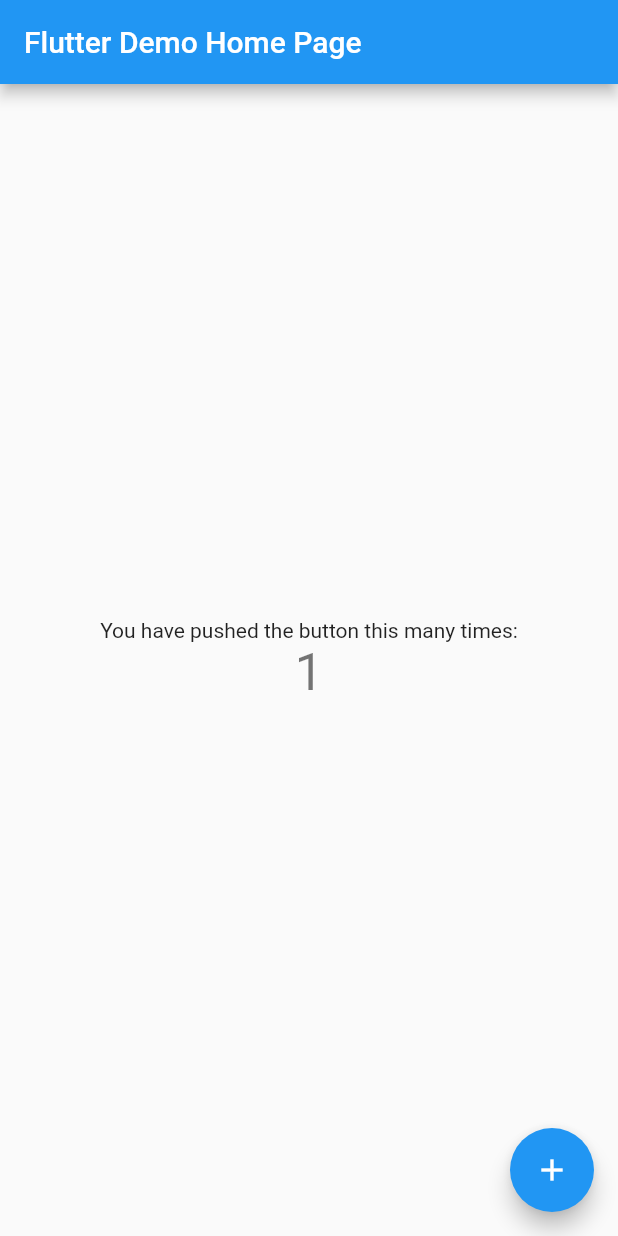
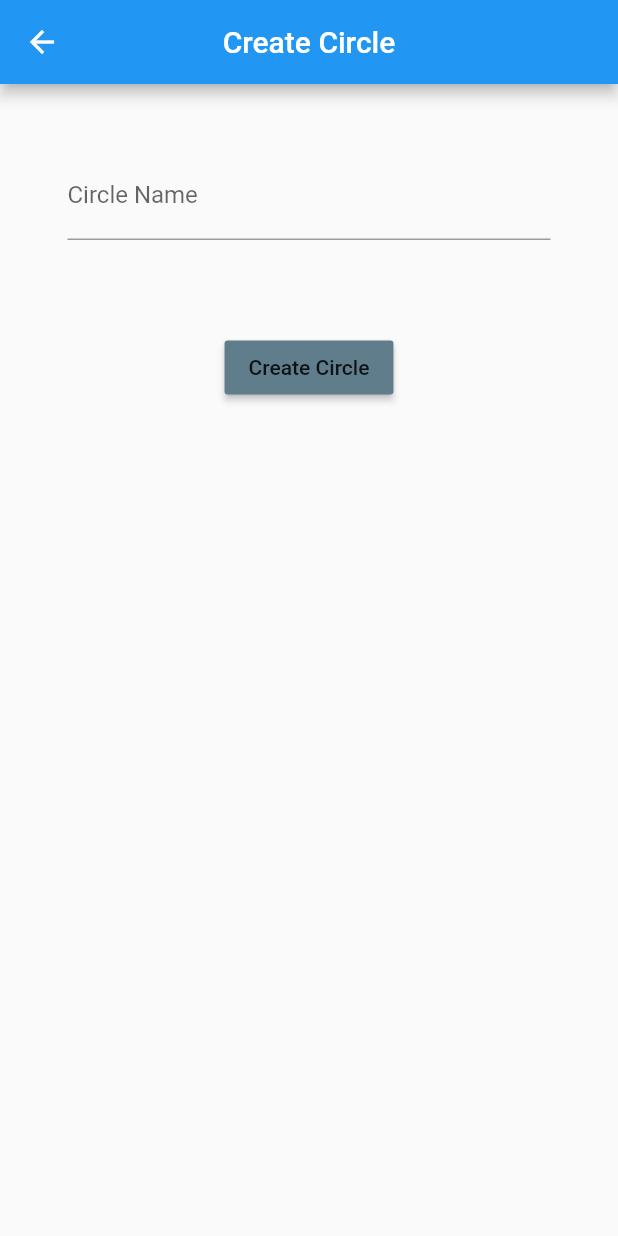
Before and after one commit to ClubEmeritus/subscriptionshare, a Flutter app: the screen it shows after launch, after a tap on the "add" icon, on a phone screen of 412 x 824 dp. Run offline on Flutter 3.47's test engine with Material 2 defaults, Android fonts, the phone set to English and light mode, and no system bars.

Commit message:
Initial Commit | Create Circle
1. Create circle initial commit
2. added google-service.json

```diff
--- /dev/null
+++ b/lib/createCircle.dart
@@ -0,0 +1,59 @@
+import 'package:flutter/material.dart';
+import 'package:flutter/widgets.dart';
+
+class CreateCircle extends StatelessWidget {
+  @override
+  Widget build(BuildContext context) {
+    return Scaffold(
+      appBar: AppBar(centerTitle: true, title: Text('Create Circle')),
+      body: CircleCreationForm(),
+    );
+  }
+}
+
+class CircleCreationForm extends StatefulWidget {
+  CircleCreationForm({Key key});
+
+  @override
+  _CircleCreationForm createState() => _CircleCreationForm();
+}
+
+class _CircleCreationForm extends State<CircleCreationForm> {
+  TextEditingController circleNameController = TextEditingController();
+  TextEditingController circleTotalSubscriptionAmountController =
+      TextEditingController();
+
+  @override
+  void dispose() {
+    circleNameController.dispose();
+    super.dispose();
+  }
+
+  @override
+  Widget build(BuildContext context) {
+    return Column(
+      children: <Widget>[
+        Padding(
+          padding: const EdgeInsets.all(45.0),
+          child: TextField(
+            controller: circleNameController,
+            onChanged: (v) => circleNameController.text = v,
+            decoration: InputDecoration(labelText: 'Circle Name'),
+          ),
+        ),
+        Padding(
+          padding: const EdgeInsets.all(16.0),
+          child: Builder(
+            builder: (context) {
+              return RaisedButton(
+                onPressed: () => print('PRESSED'),
+                color: Colors.blueGrey,
+                child: Text('Create Circle'),
+              );
+            },
+          ),
+        )
+      ],
+    );
+  }
+}
--- a/lib/main.dart
+++ b/lib/main.dart
@@ -1,4 +1,5 @@
 import 'package:flutter/material.dart';
+import 'package:subscription_share/createCircle.dart';
 
 void main() {
   runApp(MyApp());
@@ -11,19 +12,7 @@ class MyApp extends StatelessWidget {
     return MaterialApp(
       title: 'Flutter Demo',
       theme: ThemeData(
-        // This is the theme of your application.
-        //
-        // Try running your application with "flutter run". You'll see the
-        // application has a blue toolbar. Then, without quitting the app, try
-        // changing the primarySwatch below to Colors.green and then invoke
-        // "hot reload" (press "r" in the console where you ran "flutter run",
-        // or simply save your changes to "hot reload" in a Flutter IDE).
-        // Notice that the counter didn't reset back to zero; the application
-        // is not restarted.
         primarySwatch: Colors.blue,
-        // This makes the visual density adapt to the platform that you run
-        // the app on. For desktop platforms, the controls will be smaller and
-        // closer together (more dense) than on mobile platforms.
         visualDensity: VisualDensity.adaptivePlatformDensity,
       ),
       home: MyHomePage(title: 'Flutter Demo Home Page'),
@@ -33,15 +22,6 @@ class MyApp extends StatelessWidget {
 
 class MyHomePage extends StatefulWidget {
   MyHomePage({Key key, this.title}) : super(key: key);
-
-  // This widget is the home page of your application. It is stateful, meaning
-  // that it has a State object (defined below) that contains fields that affect
-  // how it looks.
-
-  // This class is the configuration for the state. It holds the values (in this
-  // case the title) provided by the parent (in this case the App widget) and
-  // used by the build method of the State. Fields in a Widget subclass are
-  // always marked "final".
 
   final String title;
 
@@ -54,47 +34,20 @@ class _MyHomePageState extends State<MyHomePage> {
 
   void _incrementCounter() {
     setState(() {
-      // This call to setState tells the Flutter framework that something has
-      // changed in this State, which causes it to rerun the build method below
-      // so that the display can reflect the updated values. If we changed
-      // _counter without calling setState(), then the build method would not be
-      // called again, and so nothing would appear to happen.
       _counter++;
     });
+    Navigator.push(
+        context, MaterialPageRoute(builder: (context) => CreateCircle()));
   }
 
   @override
   Widget build(BuildContext context) {
-    // This method is rerun every time setState is called, for instance as done
-    // by the _incrementCounter method above.
-    //
-    // The Flutter framework has been optimized to make rerunning build methods
-    // fast, so that you can just rebuild anything that needs updating rather
-    // than having to individually change instances of widgets.
     return Scaffold(
       appBar: AppBar(
-        // Here we take the value from the MyHomePage object that was created by
-        // the App.build method, and use it to set our appbar title.
         title: Text(widget.title),
       ),
       body: Center(
-        // Center is a layout widget. It takes a single child and positions it
-        // in the middle of the parent.
         child: Column(
-          // Column is also a layout widget. It takes a list of children and
-          // arranges them vertically. By default, it sizes itself to fit its
-          // children horizontally, and tries to be as tall as its parent.
-          //
-          // Invoke "debug painting" (press "p" in the console, choose the
-          // "Toggle Debug Paint" action from the Flutter Inspector in Android
-          // Studio, or the "Toggle Debug Paint" command in Visual Studio Code)
-          // to see the wireframe for each widget.
-          //
-          // Column has various properties to control how it sizes itself and
-          // how it positions its children. Here we use mainAxisAlignment to
-          // center the children vertically; the main axis here is the vertical
-          // axis because Columns are vertical (the cross axis would be
-          // horizontal).
           mainAxisAlignment: MainAxisAlignment.center,
           children: <Widget>[
             Text(
```
Also changed, not shown: 3 other files.
